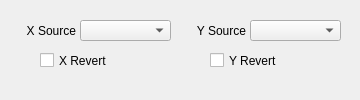
Before: the Qt Designer form QKeyMapper/qgyro2mouseoptiondialog.ui in Zalafina/QKeyMapper, drawn with Qt 5.
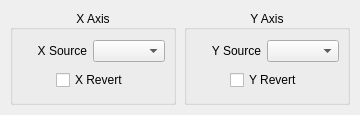
After: the same form once the commit is applied.

Commit message: refactor(ui): modernize Batch 2A dialog layouts and enforce GroupBox standards

The edit to the form file:
```diff
--- a/QKeyMapper/qgyro2mouseoptiondialog.ui
+++ b/QKeyMapper/qgyro2mouseoptiondialog.ui
@@ -7,74 +7,66 @@
     <x>0</x>
     <y>0</y>
     <width>360</width>
-    <height>100</height>
+    <height>115</height>
    </rect>
   </property>
   <property name="sizePolicy">
-   <sizepolicy hsizetype="Fixed" vsizetype="Fixed">
+   <sizepolicy hsizetype="Preferred" vsizetype="Preferred">
     <horstretch>0</horstretch>
     <verstretch>0</verstretch>
    </sizepolicy>
   </property>
   <property name="minimumSize">
    <size>
-    <width>360</width>
-    <height>100</height>
-   </size>
-  </property>
-  <property name="maximumSize">
-   <size>
-    <width>360</width>
-    <height>100</height>
+    <width>340</width>
+    <height>105</height>
    </size>
   </property>
   <property name="windowTitle">
    <string>Gyro2Mouse Advanced Setting</string>
   </property>
-  <widget class="QCheckBox" name="mouseXRevertCheckBox">
-   <property name="geometry">
-    <rect>
-     <x>40</x>
-     <y>50</y>
-     <width>101</width>
-     <height>21</height>
-    </rect>
+  <layout class="QHBoxLayout" name="mainHorizontalLayout">
+   <property name="spacing">
+    <number>8</number>
    </property>
-   <property name="focusPolicy">
-    <enum>Qt::FocusPolicy::NoFocus</enum>
+   <property name="leftMargin">
+    <number>10</number>
    </property>
-   <property name="text">
-    <string>X Revert</string>
+   <property name="topMargin">
+    <number>10</number>
    </property>
-  </widget>
-  <widget class="QComboBox" name="mouseXInputSourceComboBox">
-   <property name="geometry">
-    <rect>
-     <x>80</x>
-     <y>20</y>
-     <width>91</width>
-     <height>21</height>
-    </rect>
+   <property name="rightMargin">
+    <number>10</number>
    </property>
-   <property name="focusPolicy">
-    <enum>Qt::FocusPolicy::NoFocus</enum>
+   <property name="bottomMargin">
+    <number>10</number>
    </property>
-   <property name="currentText">
-    <string/>
-   </property>
-   <property name="currentIndex">
-    <number>-1</number>
-   </property>
-  </widget>
+   <item>
+    <widget class="QGroupBox" name="xAxisGroupBox">
+     <property name="title">
+      <string>X Axis</string>
+     </property>
+     <property name="alignment">
+      <set>Qt::AlignmentFlag::AlignCenter</set>
+     </property>
+     <layout class="QGridLayout" name="xAxisLayout">
+      <property name="spacing">
+       <number>6</number>
+      </property>
+      <property name="leftMargin">
+       <number>8</number>
+      </property>
+      <property name="topMargin">
+       <number>8</number>
+      </property>
+      <property name="rightMargin">
+       <number>8</number>
+      </property>
+      <property name="bottomMargin">
+       <number>8</number>
+      </property>
+      <item row="0" column="0">
   <widget class="QLabel" name="mouseXInputSourceLabel">
-   <property name="geometry">
-    <rect>
-     <x>5</x>
-     <y>20</y>
-     <width>71</width>
-     <height>21</height>
-    </rect>
-   </property>
    <property name="text">
     <string>X Source</string>
    </property>
@@ -82,15 +74,69 @@
     <set>Qt::AlignmentFlag::AlignRight|Qt::AlignmentFlag::AlignTrailing|Qt::AlignmentFlag::AlignVCenter</set>
    </property>
   </widget>
+      </item>
+      <item row="0" column="1">
+       <widget class="QComboBox" name="mouseXInputSourceComboBox">
+        <property name="focusPolicy">
+         <enum>Qt::FocusPolicy::NoFocus</enum>
+        </property>
+        <property name="currentText">
+         <string/>
+        </property>
+        <property name="currentIndex">
+         <number>-1</number>
+        </property>
+       </widget>
+      </item>
+      <item row="1" column="0" colspan="2" alignment="Qt::AlignmentFlag::AlignHCenter">
+       <widget class="QCheckBox" name="mouseXRevertCheckBox">
+        <property name="focusPolicy">
+         <enum>Qt::FocusPolicy::NoFocus</enum>
+        </property>
+        <property name="text">
+         <string>X Revert</string>
+        </property>
+       </widget>
+      </item>
+     </layout>
+    </widget>
+   </item>
+   <item>
+    <widget class="QGroupBox" name="yAxisGroupBox">
+     <property name="title">
+      <string>Y Axis</string>
+     </property>
+     <property name="alignment">
+      <set>Qt::AlignmentFlag::AlignCenter</set>
+     </property>
+     <layout class="QGridLayout" name="yAxisLayout">
+      <property name="spacing">
+       <number>6</number>
+      </property>
+      <property name="leftMargin">
+       <number>8</number>
+      </property>
+      <property name="topMargin">
+       <number>8</number>
+      </property>
+      <property name="rightMargin">
+       <number>8</number>
+      </property>
+      <property name="bottomMargin">
+       <number>8</number>
+      </property>
+      <item row="0" column="0">
+       <widget class="QLabel" name="mouseYInputSourceLabel">
+        <property name="text">
+         <string>Y Source</string>
+        </property>
+        <property name="alignment">
+         <set>Qt::AlignmentFlag::AlignRight|Qt::AlignmentFlag::AlignTrailing|Qt::AlignmentFlag::AlignVCenter</set>
+        </property>
+       </widget>
+      </item>
+      <item row="0" column="1">
   <widget class="QComboBox" name="mouseYInputSourceComboBox">
-   <property name="geometry">
-    <rect>
-     <x>250</x>
-     <y>20</y>
-     <width>91</width>
-     <height>21</height>
-    </rect>
-   </property>
    <property name="focusPolicy">
     <enum>Qt::FocusPolicy::NoFocus</enum>
    </property>
@@ -101,15 +147,9 @@
     <number>-1</number>
    </property>
   </widget>
+      </item>
+      <item row="1" column="0" colspan="2" alignment="Qt::AlignmentFlag::AlignHCenter">
   <widget class="QCheckBox" name="mouseYRevertCheckBox">
-   <property name="geometry">
-    <rect>
-     <x>210</x>
-     <y>50</y>
-     <width>101</width>
-     <height>21</height>
-    </rect>
-   </property>
    <property name="focusPolicy">
     <enum>Qt::FocusPolicy::NoFocus</enum>
    </property>
@@ -117,22 +157,11 @@
     <string>Y Revert</string>
    </property>
   </widget>
-  <widget class="QLabel" name="mouseYInputSourceLabel">
-   <property name="geometry">
-    <rect>
-     <x>175</x>
-     <y>20</y>
-     <width>71</width>
-     <height>21</height>
-    </rect>
-   </property>
-   <property name="text">
-    <string>Y Source</string>
-   </property>
-   <property name="alignment">
-    <set>Qt::AlignmentFlag::AlignRight|Qt::AlignmentFlag::AlignTrailing|Qt::AlignmentFlag::AlignVCenter</set>
-   </property>
-  </widget>
+      </item>
+     </layout>
+    </widget>
+   </item>
+  </layout>
  </widget>
  <resources/>
  <connections/>
```
Lines whose indentation alone changed are shown as unchanged. The commit also changes 15 other files.
